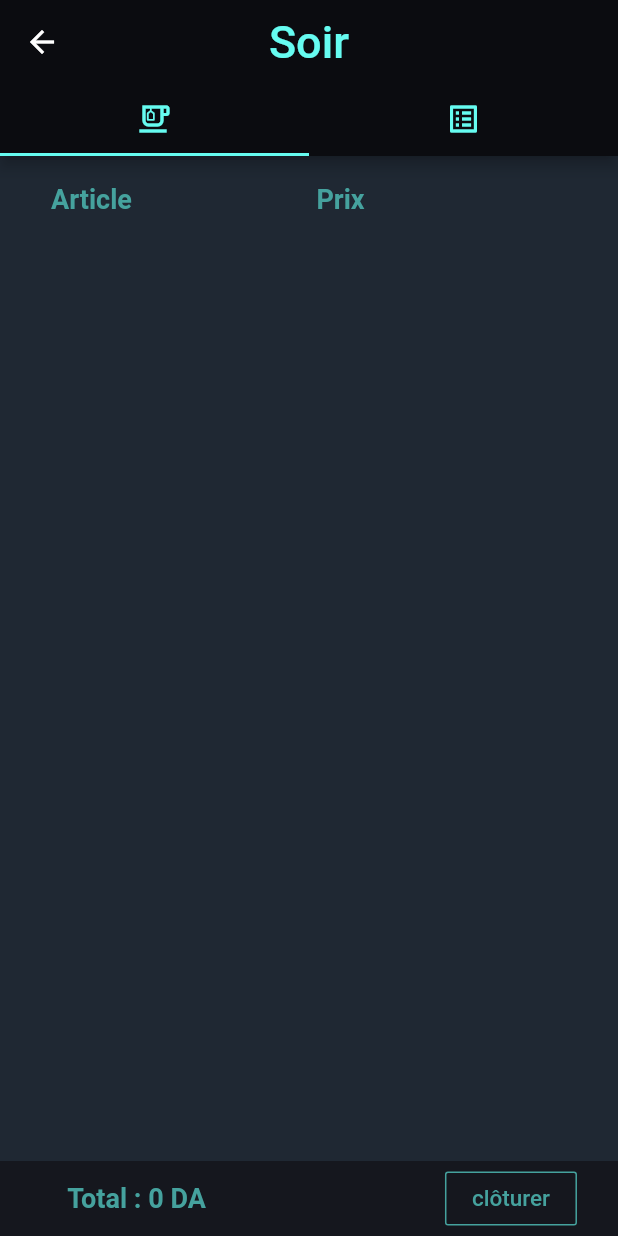
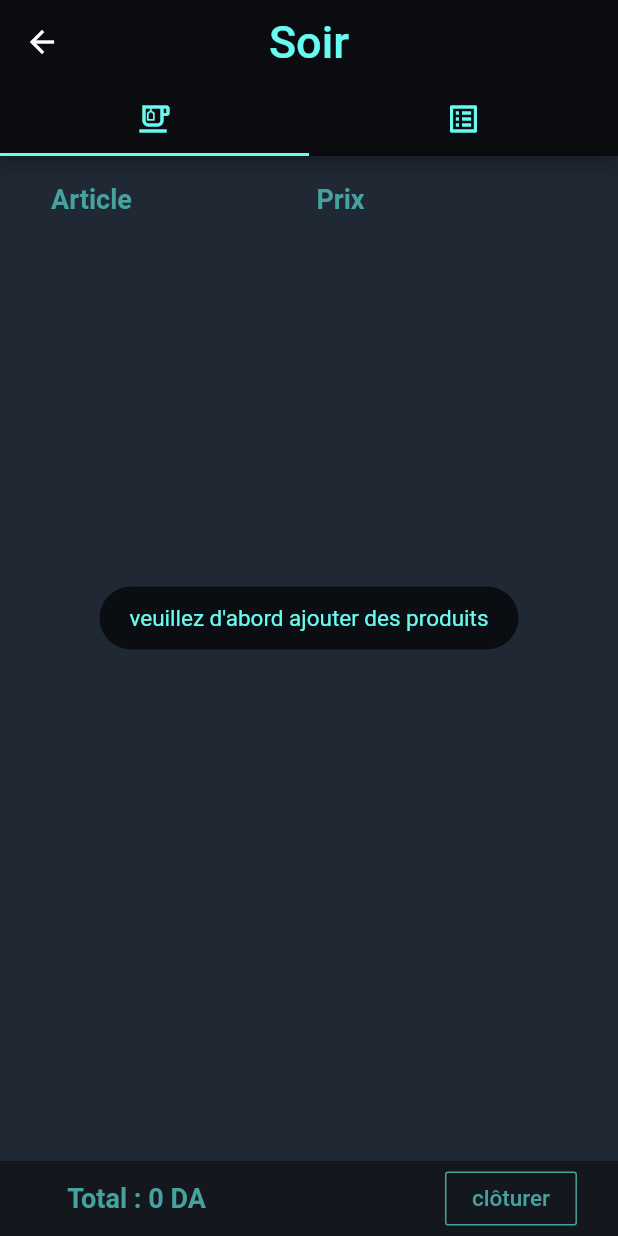
Before and after one commit to BenaliSaidi/Mocha, a Flutter app: the CounterEvening screen opened directly, after a tap on "clôturer", on a phone screen of 412 x 824 dp. Run offline on Flutter 3.47's test engine with Material 2 defaults, Android fonts, the phone set to English and light mode, and no system bars; our stand-ins replace hive, hive_flutter, toast; missing offline and left inert: flutter_paginator; accounts and stored records are empty; generated files the repository leaves out were written again.

Commit message:
add toast notif

```diff
--- a/lib/counterEvening.dart
+++ b/lib/counterEvening.dart
@@ -5,6 +5,7 @@ import 'package:intl/intl.dart';
 import 'package:mocha/CounterMenu.dart';
 import 'package:mocha/model/productList.dart';
 import 'package:mocha/model/statList.dart';
+import 'package:toast/toast.dart';
 
 List<int> prices = [];
 List<int> benefit = [];
@@ -19,6 +20,7 @@ void addNewProductToCounter (NewProduct product) {
 }
 calculatePrice (){
   var pricesList = Hive.box('counterEvening').values.toList() ;
+
   prices.clear();
   if (prices.isEmpty){prices.add(0);}
   pricesList.forEach((item) => prices.add(item.sellingPrice));
@@ -122,12 +124,24 @@ class _CounterEveningState extends State<CounterEvening> {
                                   color: Color(0xFF45A29E),
                                 ),
                                 onPressed: () {
+                                  if(Hive.box('counterEvening').length == 0){
+                                    Toast.show("veuillez d'abord ajouter des produits", context,
+                                        duration: 3,
+                                        gravity:  Toast.CENTER,
+                                        textColor: Color(0xFF66FCF1));
+                                  }
+                                  else{
                                     final listeStat = NewList(calculatePrice(),calculateBenefit(),timeNow());
                                     addNewMorningStat(listeStat);
                                     Hive.box('counterEvening').clear();
                                     setState(() {
                                       calculatePrice();
                                     });
+                                    Toast.show("Bravo vous avez clôturé la journée", context,
+                                        duration: 3,
+                                        gravity:  Toast.CENTER,
+                                        textColor: Color(0xFF66FCF1));
+                                  }
 
                                 },
                               ),
@@ -213,6 +227,10 @@ class _CounterEveningState extends State<CounterEvening> {
                           icon: Icon(Icons.delete,color: Color(0xFF45A29E) ,),
                           onPressed: () {
                             Hive.box('counterEvening').deleteAt(index);
+                            Toast.show("Produit supprimé avec succès", context,
+                                duration: 2,
+                                gravity:  Toast.BOTTOM,
+                                textColor: Color(0xFF66FCF1));
                             setState(() {
                               calculatePrice();
                             });
--- a/lib/displayProductList.dart
+++ b/lib/displayProductList.dart
@@ -3,6 +3,7 @@ import 'package:hive/hive.dart';
 import 'package:hive_flutter/hive_flutter.dart';
 import 'package:mocha/addnewproduct.dart';
 import 'package:mocha/model/productList.dart';
+import 'package:toast/toast.dart';
 
 // ignore: camel_case_types
 class productList extends StatelessWidget {
@@ -116,6 +117,10 @@ class productList extends StatelessWidget {
                           icon: Icon(Icons.delete,color: Color(0xFF45A29E) ,),
                           onPressed: () {
                             Hive.box('product').deleteAt(index);
+                            Toast.show("Produit supprimé avec succès", context,
+                                duration: 2,
+                                gravity:  Toast.BOTTOM,
+                                textColor: Color(0xFF66FCF1));;
                           },
                         ),
                       )
```
Also changed, not shown: lib/addnewproduct.dart (+26 -3 lines), lib/counterMorning.dart (+18 -0 lines). Lines whose indentation alone changed are shown as unchanged.
